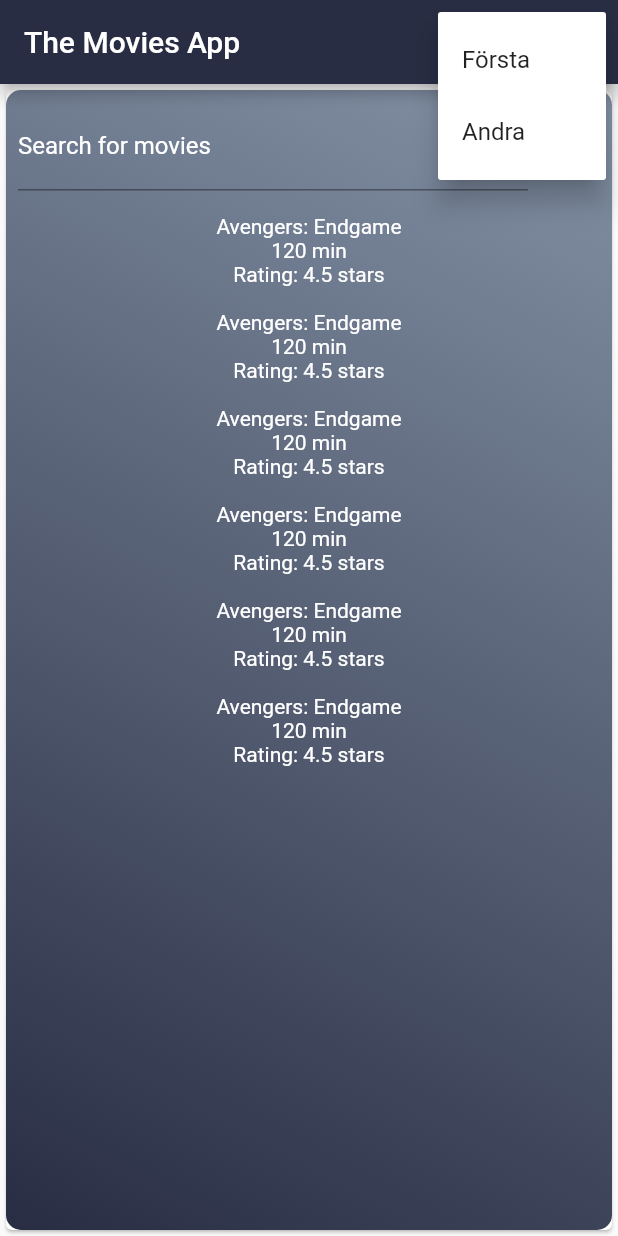
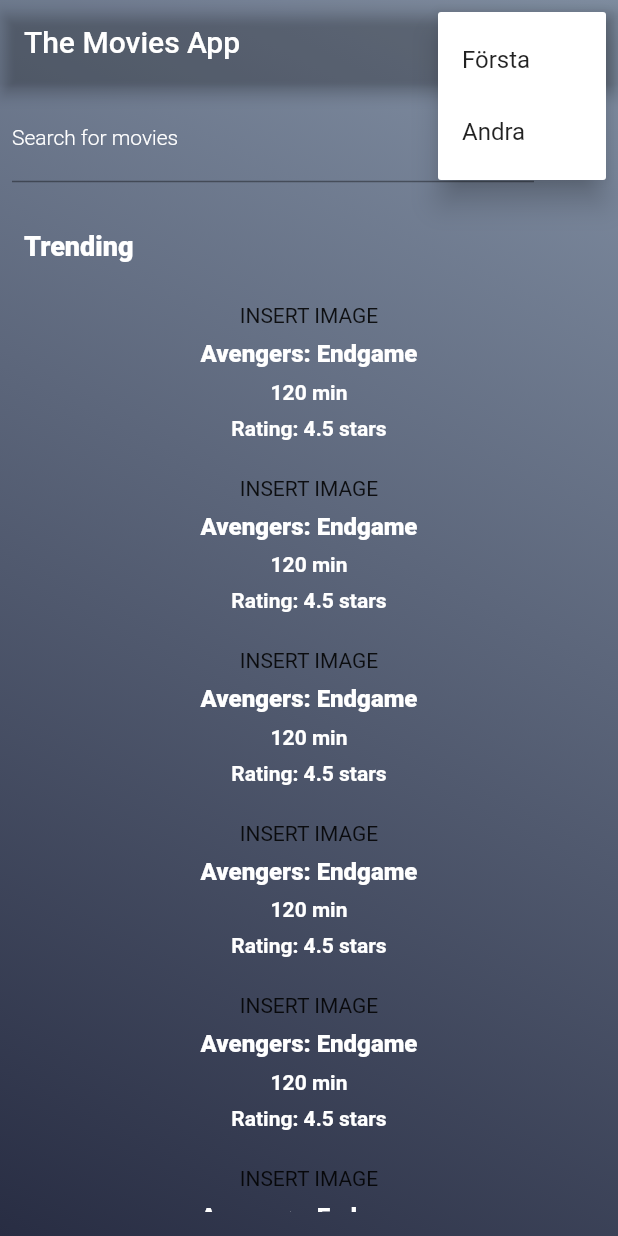
Before and after one commit to gu-tig169/grupp10, a Flutter app: the screen it shows after launch, after a tap on the "more vert" icon, on a phone screen of 412 x 824 dp. Run offline on Flutter 3.47's test engine with Material 2 defaults, Android fonts, the phone set to English and light mode, and no system bars; our stand-ins replace splashscreen.

Commit message:
Förbättrat bakgrundsfärg & text, lagt till scrollable & "trending".

```diff
--- a/lib/screens/main_page.dart
+++ b/lib/screens/main_page.dart
@@ -15,9 +15,18 @@ class MyHomePage extends StatefulWidget {
 class _MyHomePageState extends State<MyHomePage> {
   @override
   Widget build(BuildContext context) {
-    return Scaffold(
+    return Container(
+      decoration: BoxDecoration(
+        gradient: LinearGradient( // Flyttade lineargradient hit.
+          begin: Alignment.topRight,
+          end: Alignment.bottomLeft,
+          colors: [AppColors.primaryColor, AppColors.secondaryColor],
+        ),
+      ),
+      child: Scaffold(
+          backgroundColor: Colors.transparent,
           appBar: AppBar(
-          backgroundColor: AppColors.secondaryColor,
+            backgroundColor: Colors.transparent,
             title: Text('The Movies App', textAlign: TextAlign.center),
             actions: <Widget>[
               PopupMenuButton<int>(
@@ -30,47 +39,32 @@ class _MyHomePageState extends State<MyHomePage> {
               )
             ],
           ),
-        body: _movieWidget(context, String));
-    // Tror vi kan ta bort grejerna under här.
-    /*Center(
-        child: Container(
-            decoration: BoxDecoration(
-              gradient: LinearGradient(
-            begin: Alignment.topRight,
-            end: Alignment.bottomLeft,
-            color: [AppColors.primaryColor, AppColors.secondaryColor],
-          )),
-            ),
-      ),
-    );*/
+          body: _movieWidget(context, String)),
+    );
   }
 }
 
 Widget _movieWidget(context, title) {
-  return Card(
-      child: Container(
+  return Container(
       decoration: BoxDecoration(
-            gradient: LinearGradient( // Flyttade lineargradient hit.
-              begin: Alignment.topRight,
-              end: Alignment.bottomLeft,
-              colors: [AppColors.primaryColor, AppColors.secondaryColor],
-            ),
-            color: AppColors.secondaryColor,
-            borderRadius: BorderRadius.only(
-              bottomLeft: Radius.circular(10),
-              topLeft: Radius.circular(10),
-              topRight: Radius.circular(10),
-              bottomRight: Radius.circular(10),
-            ),
+        color: Colors.transparent,
       ),
     child: Padding(
       padding: const EdgeInsets.all(8.0),
       child: Column(
         children: <Widget> [
           _searchBar(),
+          Padding(
+            padding: EdgeInsets.fromLTRB(8, 32, 8, 8),
+            child: Container(
+              child: Align(
+                alignment: Alignment.centerLeft,
+                  child: Text("Trending", style: TextStyle(color: Colors.white, fontSize: 18, fontWeight: FontWeight.w900))
+              )
+            ),
+          ),
           _movieList(),
         ]
-          )
       )
     )
   );
@@ -81,12 +75,12 @@ Widget _searchBar() {
   TextEditingController textEditingController;
   return Row(
       children: <Widget> [
-        Expanded(
+        Flexible(
           child: TextField(
             controller: textEditingController,
             decoration: InputDecoration(
               labelText: 'Search for movies',
-              labelStyle: TextStyle(color: Colors.white, fontWeight: FontWeight.w400),
+              labelStyle: TextStyle(color: Colors.white, fontSize: 14, fontWeight: FontWeight.w300),
             ),
           ),
         ),
@@ -100,23 +94,38 @@ Widget _searchBar() {
   );
 }
 
-// Listan med filmerna.
+// Listan med filmerna. Hårdkodad!
 Widget _movieList(){
   return Expanded(
     child: Padding(
       padding: const EdgeInsets.all(8.0),
       child: ListView.builder(
-        itemCount: 6, // Visar 6 st filmer nu.
+        itemCount: 9, // Visar 9 st filmer nu.
         itemBuilder: (context, index) {
           return Padding(
             padding: const EdgeInsets.all(8.0),
+            child: SingleChildScrollView( // Man kan scrolla mha touchskärmen.
               child: Column(
                 children: <Widget> [
                   // Här är filmerna.
-                Text("Avengers: Endgame", style: TextStyle(color: Colors.white, fontWeight: FontWeight.w400)),
-                Text("120 min", style: TextStyle(color: Colors.white, fontWeight: FontWeight.w400)),
-                Text("Rating: 4.5 stars", style: TextStyle(color: Colors.white, fontWeight: FontWeight.w400))
+                  Padding(
+                    padding: const EdgeInsets.all(4),
+                    child: Text("INSERT IMAGE"), // Vet inte hur man gör detta riktigt!
+                  ),
+                  Padding(
+                    padding: const EdgeInsets.all(4),
+                    child: Text("Avengers: Endgame", style: TextStyle(color: Colors.white, fontSize: 16, fontWeight: FontWeight.w800)),
+                  ),
+                  Padding(
+                    padding: const EdgeInsets.all(4),
+                    child: Text("120 min", style: TextStyle(color: Colors.white, fontWeight: FontWeight.w600)),
+                  ),
+                  Padding(
+                    padding: const EdgeInsets.all(4),
+                    child: Text("Rating: 4.5 stars", style: TextStyle(color: Colors.white, fontWeight: FontWeight.w600)),
+                  )
                 ]
+              ),
             )
           );
         }
```
Lines whose indentation alone changed are shown as unchanged.
